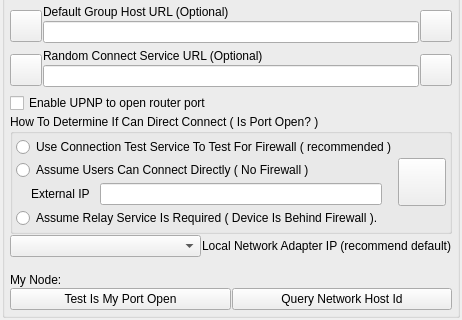
First picture: the form in GoTvApps/GoTvCommon/Forms/AppletNetworkSettings.ui, repository brettrjones-github/nolimitconnect, before the edit; both pictures show x 0 to 462 and y 253 to 573 of the 462 by 573 pixel window.
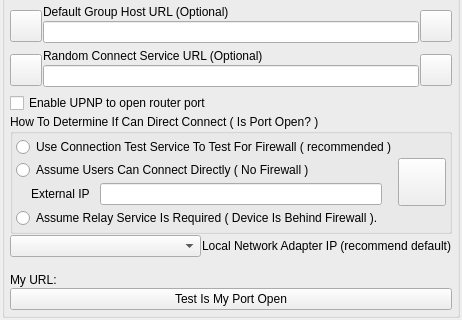
Second picture: the form after the edit. Custom widgets are drawn as their Qt base class.

Commit message: Combine Url based actions and tests

What changed in the file:
```diff
--- a/GoTvApps/GoTvCommon/Forms/AppletNetworkSettings.ui
+++ b/GoTvApps/GoTvCommon/Forms/AppletNetworkSettings.ui
@@ -797,7 +797,7 @@
         <item>
          <widget class="QLabel" name="m_MyNodeTextLabel">
           <property name="text">
-           <string>My Node:</string>
+           <string>My URL:</string>
           </property>
          </widget>
         </item>
@@ -825,13 +825,6 @@
           </property>
          </widget>
         </item>
-        <item>
-         <widget class="QPushButton" name="m_TestQueryHostIdButton">
-          <property name="text">
-           <string>Query Network Host Id</string>
-          </property>
-         </widget>
-        </item>
        </layout>
       </item>
       <item>
```
The commit also changes 40 other files.
